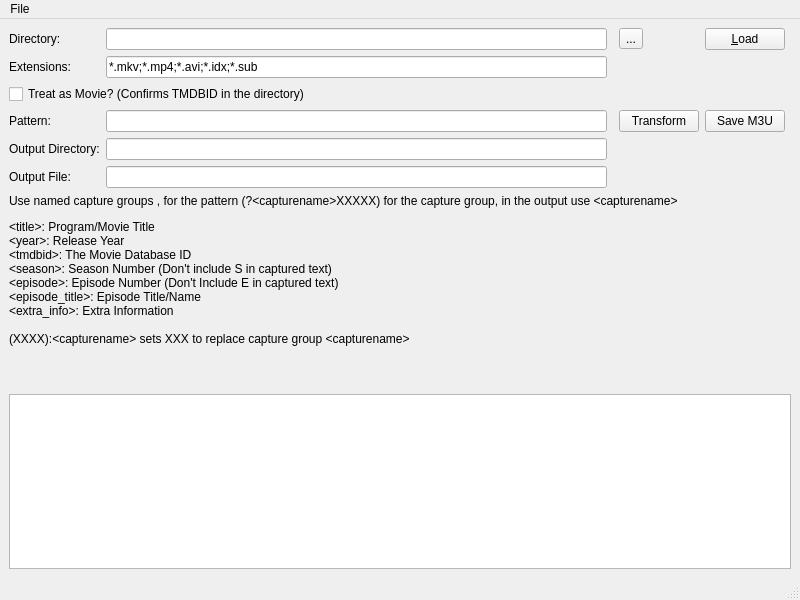
This is MainWindow/MainWindow.ui in towel42-com/MediaManager as Qt 5 draws it before an edit. The edited form follows.
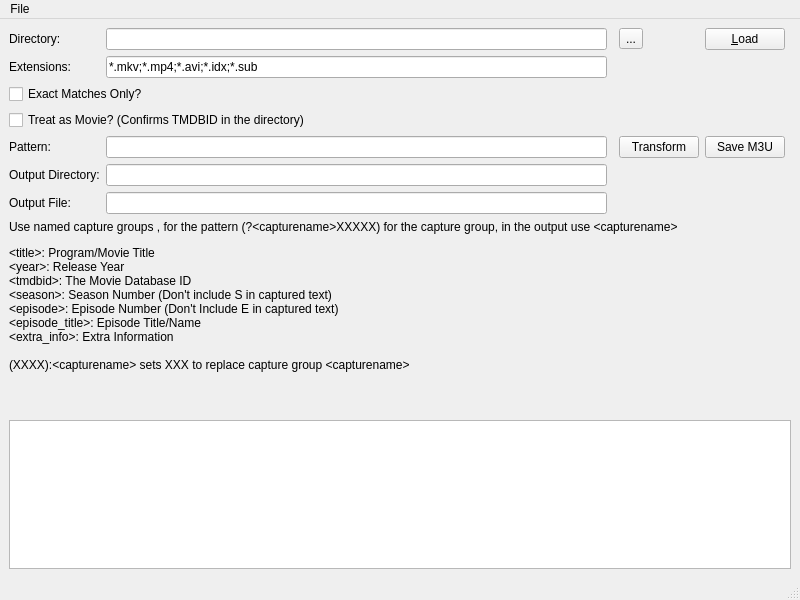
This is the edited form. Icons and pictures are not drawn. Custom widgets are drawn as their Qt base class.

Commit message: Split out Searching TMDB into its own class

Diff of the .ui file:
```diff
--- a/MainWindow/MainWindow.ui
+++ b/MainWindow/MainWindow.ui
@@ -19,39 +19,13 @@
   </property>
   <widget class="QWidget" name="centralwidget">
    <layout class="QGridLayout" name="gridLayout">
-    <item row="0" column="0">
-     <widget class="QLabel" name="label">
+    <item row="4" column="0" colspan="2">
+     <widget class="QCheckBox" name="exactMatchesOnly">
       <property name="text">
-       <string>Directory:</string>
+       <string>Exact Matches Only?</string>
       </property>
      </widget>
     </item>
-    <item row="2" column="1">
-     <widget class="CDelayLineEdit" name="extensions">
-      <property name="sizePolicy">
-       <sizepolicy hsizetype="Expanding" vsizetype="Fixed">
-        <horstretch>0</horstretch>
-        <verstretch>0</verstretch>
-       </sizepolicy>
-      </property>
-      <property name="text">
-       <string>*.mkv;*.mp4;*.avi;*.idx;*.sub</string>
-      </property>
-     </widget>
-    </item>
-    <item row="8" column="0" colspan="6">
-     <widget class="QLabel" name="label_3">
-      <property name="text">
-       <string>&lt;html&gt;&lt;head/&gt;&lt;body&gt;&lt;p&gt;Use named capture groups , for the pattern (?&amp;lt;capturename&amp;gt;XXXXX) for the capture group, in the output use &amp;lt;capturename&amp;gt;&lt;/p&gt;&lt;p&gt;&amp;lt;title&amp;gt;: Program/Movie Title&lt;br/&gt;&amp;lt;year&amp;gt;: Release Year&lt;br/&gt;&amp;lt;tmdbid&amp;gt;: The Movie Database ID&lt;br/&gt;&amp;lt;season&amp;gt;: Season Number (Don't include S in captured text)&lt;br/&gt;&amp;lt;episode&amp;gt;: Episode Number (Don't Include E in captured text)&lt;br/&gt;&amp;lt;episode_title&amp;gt;: Episode Title/Name&lt;br/&gt;&amp;lt;extra_info&amp;gt;: Extra Information&lt;br/&gt;&lt;br/&gt;(XXXX):&amp;lt;capturename&amp;gt; sets XXX to replace capture group &amp;lt;capturename&amp;gt;&lt;br/&gt;&lt;br/&gt;&lt;br/&gt;&lt;/p&gt;&lt;/body&gt;&lt;/html&gt;</string>
-      </property>
-      <property name="wordWrap">
-       <bool>true</bool>
-      </property>
-     </widget>
-    </item>
-    <item row="7" column="1">
-     <widget class="CDelayLineEdit" name="outFilePattern"/>
-    </item>
     <item row="2" column="0">
      <widget class="QLabel" name="label_5">
       <property name="text">
@@ -59,7 +33,7 @@
       </property>
      </widget>
     </item>
-    <item row="6" column="1">
+    <item row="8" column="1">
      <widget class="CDelayLineEdit" name="outDirPattern">
       <property name="sizePolicy">
        <sizepolicy hsizetype="Expanding" vsizetype="Fixed">
@@ -72,7 +46,7 @@
       </property>
      </widget>
     </item>
-    <item row="9" column="0" colspan="6">
+    <item row="11" column="0" colspan="6">
      <widget class="QTreeView" name="files">
       <property name="editTriggers">
        <set>QAbstractItemView::NoEditTriggers</set>
@@ -85,20 +59,6 @@
       </property>
      </widget>
     </item>
-    <item row="4" column="3">
-     <widget class="QPushButton" name="btnTransform">
-      <property name="text">
-       <string>Transform</string>
-      </property>
-     </widget>
-    </item>
-    <item row="6" column="0">
-     <widget class="QLabel" name="label_4">
-      <property name="text">
-       <string>Output Directory:</string>
-      </property>
-     </widget>
-    </item>
     <item row="0" column="1">
      <widget class="CDelayLineEdit" name="directory">
       <property name="sizePolicy">
@@ -109,33 +69,40 @@
       </property>
      </widget>
     </item>
-    <item row="4" column="0">
+    <item row="10" column="0" colspan="6">
+     <widget class="QLabel" name="label_3">
+      <property name="text">
+       <string>&lt;html&gt;&lt;head/&gt;&lt;body&gt;&lt;p&gt;Use named capture groups , for the pattern (?&amp;lt;capturename&amp;gt;XXXXX) for the capture group, in the output use &amp;lt;capturename&amp;gt;&lt;/p&gt;&lt;p&gt;&amp;lt;title&amp;gt;: Program/Movie Title&lt;br/&gt;&amp;lt;year&amp;gt;: Release Year&lt;br/&gt;&amp;lt;tmdbid&amp;gt;: The Movie Database ID&lt;br/&gt;&amp;lt;season&amp;gt;: Season Number (Don't include S in captured text)&lt;br/&gt;&amp;lt;episode&amp;gt;: Episode Number (Don't Include E in captured text)&lt;br/&gt;&amp;lt;episode_title&amp;gt;: Episode Title/Name&lt;br/&gt;&amp;lt;extra_info&amp;gt;: Extra Information&lt;br/&gt;&lt;br/&gt;(XXXX):&amp;lt;capturename&amp;gt; sets XXX to replace capture group &amp;lt;capturename&amp;gt;&lt;br/&gt;&lt;br/&gt;&lt;br/&gt;&lt;/p&gt;&lt;/body&gt;&lt;/html&gt;</string>
+      </property>
+      <property name="wordWrap">
+       <bool>true</bool>
+      </property>
+     </widget>
+    </item>
+    <item row="9" column="1">
+     <widget class="CDelayLineEdit" name="outFilePattern"/>
+    </item>
+    <item row="8" column="0">
+     <widget class="QLabel" name="label_4">
+      <property name="text">
+       <string>Output Directory:</string>
+      </property>
+     </widget>
+    </item>
+    <item row="0" column="0">
+     <widget class="QLabel" name="label">
+      <property name="text">
+       <string>Directory:</string>
+      </property>
+     </widget>
+    </item>
+    <item row="6" column="0">
      <widget class="QLabel" name="label_2">
       <property name="text">
        <string>Pattern:</string>
       </property>
      </widget>
     </item>
-    <item row="3" column="0" colspan="4">
-     <widget class="QCheckBox" name="treatAsMovie">
-      <property name="text">
-       <string>Treat as Movie? (Confirms TMDBID in the directory)</string>
-      </property>
-     </widget>
-    </item>
-    <item row="4" column="1">
-     <widget class="CDelayLineEdit" name="inPattern">
-      <property name="sizePolicy">
-       <sizepolicy hsizetype="Expanding" vsizetype="Fixed">
-        <horstretch>0</horstretch>
-        <verstretch>0</verstretch>
-       </sizepolicy>
-      </property>
-      <property name="text">
-       <string/>
-      </property>
-     </widget>
-    </item>
     <item row="0" column="4">
      <widget class="QPushButton" name="btnLoad">
       <property name="text">
@@ -143,7 +110,7 @@
       </property>
      </widget>
     </item>
-    <item row="4" column="4">
+    <item row="6" column="4">
      <widget class="QPushButton" name="btnSaveM3U">
       <property name="text">
        <string>Save M3U</string>
@@ -161,13 +128,53 @@
       </property>
      </widget>
     </item>
-    <item row="7" column="0">
+    <item row="6" column="1">
+     <widget class="CDelayLineEdit" name="inPattern">
+      <property name="sizePolicy">
+       <sizepolicy hsizetype="Expanding" vsizetype="Fixed">
+        <horstretch>0</horstretch>
+        <verstretch>0</verstretch>
+       </sizepolicy>
+      </property>
+      <property name="text">
+       <string/>
+      </property>
+     </widget>
+    </item>
+    <item row="9" column="0">
      <widget class="QLabel" name="label_6">
       <property name="text">
        <string>Output File:</string>
       </property>
      </widget>
     </item>
+    <item row="6" column="3">
+     <widget class="QPushButton" name="btnTransform">
+      <property name="text">
+       <string>Transform</string>
+      </property>
+     </widget>
+    </item>
+    <item row="2" column="1">
+     <widget class="CDelayLineEdit" name="extensions">
+      <property name="sizePolicy">
+       <sizepolicy hsizetype="Expanding" vsizetype="Fixed">
+        <horstretch>0</horstretch>
+        <verstretch>0</verstretch>
+       </sizepolicy>
+      </property>
+      <property name="text">
+       <string>*.mkv;*.mp4;*.avi;*.idx;*.sub</string>
+      </property>
+     </widget>
+    </item>
+    <item row="5" column="0" colspan="2">
+     <widget class="QCheckBox" name="treatAsMovie">
+      <property name="text">
+       <string>Treat as Movie? (Confirms TMDBID in the directory)</string>
+      </property>
+     </widget>
+    </item>
    </layout>
   </widget>
   <widget class="QMenuBar" name="menubar">
```
Left out of the diff: 10 changed lines with no effect on the pictures. The commit also changes 11 other files.
